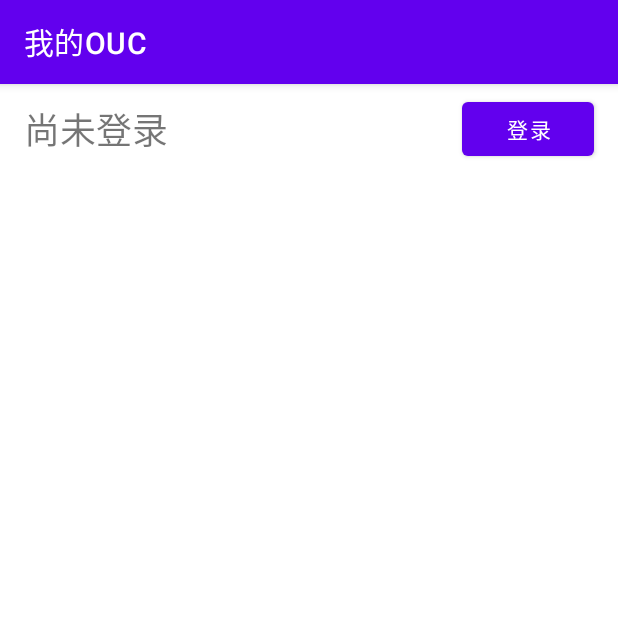
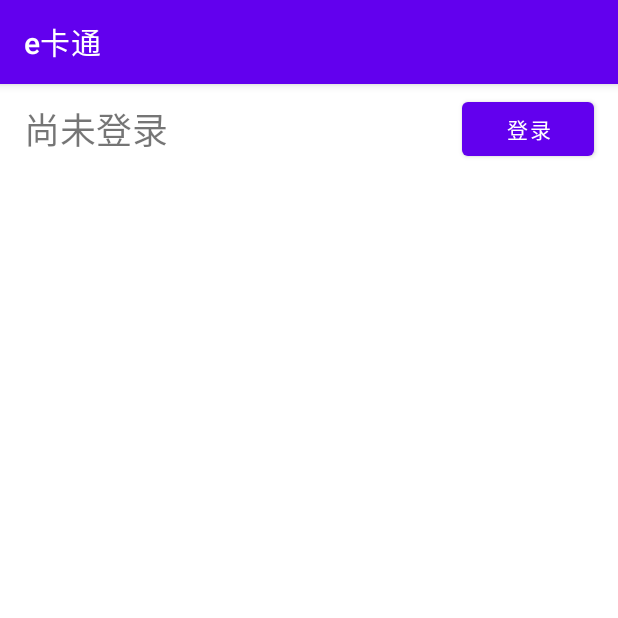
Before and after one commit to Little1Yuan/NaOUC, an Android app: the screen it shows after launch (MainActivity), on a phone screen of 412 x 824 dp, the top half of it. Run offline under Robolectric (Android 15) with nearby library versions, the phone set to English and light mode, and no system bars; our stand-ins replace navigation-ui; libraries missing offline, so code that uses them is left out: com.journeyapps.barcodescanner.

Commit message:
自定义昵称，刷新支付码

```diff
--- a/app/build.gradle.kts
+++ b/app/build.gradle.kts
@@ -16,12 +16,8 @@ android {
         versionCode = 1
         versionName = "1.0"
 
-        testInstrumentationRunner = "androidx.test.runner.AndroidJUnitRunner"
-
         ndk {
             abiFilters.add("arm64-v8a")
-            abiFilters.add("armeabi-v7a")
-            abiFilters.add("armeabi")
         }
     }
 
@@ -62,6 +58,7 @@ dependencies {
     implementation(libs.navigation.fragment)
     implementation(libs.navigation.ui)
     implementation(libs.activity)
+    implementation(libs.zxing.android.embedded)
     testImplementation(libs.junit)
     androidTestImplementation(libs.ext.junit)
     androidTestImplementation(libs.espresso.core)
--- a/app/src/main/res/layout/fragment_ouc.xml
+++ b/app/src/main/res/layout/fragment_ouc.xml
@@ -7,6 +7,7 @@
     tools:context=".ui.ouc.OUCFragment">
 
     <RelativeLayout
+        android:id="@+id/relativeLayout"
         android:layout_width="match_parent"
         android:layout_height="60dp"
         android:gravity="center|start"
@@ -39,4 +40,24 @@
             android:text="登录" />
     </RelativeLayout>
 
+    <ImageView
+        android:id="@+id/oucBarcodeImageView"
+        android:layout_width="0dp"
+        android:layout_height="64dp"
+        android:layout_marginStart="8dp"
+        android:layout_marginTop="16dp"
+        android:layout_marginEnd="8dp"
+        app:layout_constraintEnd_toEndOf="parent"
+        app:layout_constraintStart_toStartOf="parent"
+        app:layout_constraintTop_toBottomOf="@+id/relativeLayout" />
+
+    <ImageView
+        android:id="@+id/qrCodeImageView"
+        android:layout_width="128dp"
+        android:layout_height="128dp"
+        android:layout_marginTop="8dp"
+        app:layout_constraintEnd_toEndOf="parent"
+        app:layout_constraintStart_toStartOf="parent"
+        app:layout_constraintTop_toBottomOf="@+id/oucBarcodeImageView" />
+
 </androidx.constraintlayout.widget.ConstraintLayout>
--- a/app/src/main/res/navigation/mobile_navigation.xml
+++ b/app/src/main/res/navigation/mobile_navigation.xml
@@ -8,7 +8,7 @@
     <fragment
         android:id="@+id/navigation_ouc"
         android:name="cn.nahco3awa.naouc.ui.ouc.OUCFragment"
-        android:label="我的OUC"
+        android:label="e卡通"
         tools:layout="@layout/fragment_ouc" />
 
 </navigation>
--- a/gradle/libs.versions.toml
+++ b/gradle/libs.versions.toml
@@ -13,6 +13,9 @@ navigationFragment = "2.9.3"
 navigationUi = "2.9.3"
 okhttp = "5.1.0"
 activity = "1.11.0"
+core = "3.5.3"
+javase = "3.5.3"
+zxingAndroidEmbedded = "4.3.0"
 
 [libraries]
 gson = { module = "com.google.code.gson:gson", version.ref = "gson" }
@@ -28,6 +31,9 @@ navigation-fragment = { group = "androidx.navigation", name = "navigation-fragme
 navigation-ui = { group = "androidx.navigation", name = "navigation-ui", version.ref = "navigationUi" }
 okhttp = { module = "com.squareup.okhttp3:okhttp", version.ref = "okhttp" }
 activity = { group = "androidx.activity", name = "activity", version.ref = "activity" }
+core = { group = "com.google.zxing", name = "core", version.ref = "core" }
+javase = { group = "com.google.zxing", name = "javase", version.ref = "javase" }
+zxing-android-embedded = { group = "com.journeyapps", name = "zxing-android-embedded", version.ref = "zxingAndroidEmbedded" }
 
 [plugins]
 android-application = { id = "com.android.application", version.ref = "agp" }
```
Also changed, not shown: app/src/main/java/cn/nahco3awa/naouc/ui/ouc/OUCFragment.java (+83 -29 lines).
